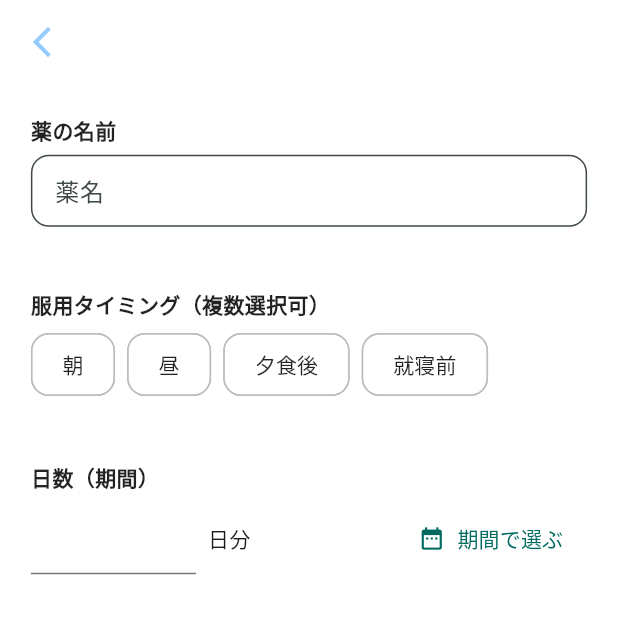
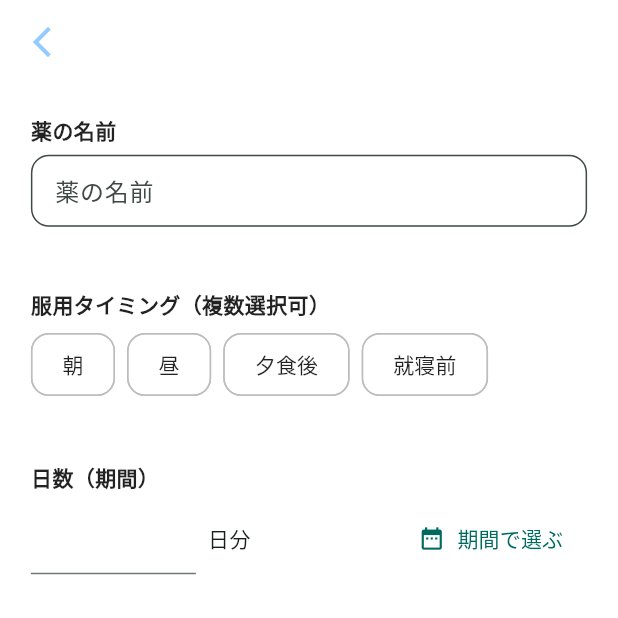
Before and after one commit to oiM-o/medicine_reminder, a Flutter app: the RegisterScreen screen opened directly, after a tap on "登録する", on a phone screen of 412 x 824 dp, the top half of it. Run offline on Flutter 3.47's test engine with Material 3 defaults, Android fonts, the phone set to English and light mode, and no system bars; our stand-ins replace camera, flutter_svg, fluttertoast, sqflite; missing offline and left inert: google_mlkit_text_recognition; accounts and stored records are empty.

Commit message:
不要なコメントアウトの削除

```diff
--- a/lib/ui/screen/register_screen.dart
+++ b/lib/ui/screen/register_screen.dart
@@ -14,19 +14,16 @@ class RegisterScreen extends StatefulWidget {
 class _RegisterScreenState extends State<RegisterScreen> {
   final _formKey = GlobalKey<FormState>();
 
-  // 入力コントローラ
   final _nameController = TextEditingController();
-  final _timesPerDayController = TextEditingController(); // 1日何回
-  final _daysCountController = TextEditingController();   // 何日分（数値）
-  final _pillsPerDoseController = TextEditingController(); // 1回何錠
+  final _timesPerDayController = TextEditingController();
+  final _daysCountController = TextEditingController();
+  final _pillsPerDoseController = TextEditingController();
   final _memoController = TextEditingController();
 
-  // 飲むタイミング（複数選択）
   final List<String> _timingOptions = const ['朝', '昼', '夕食後', '就寝前'];
   final Set<String> _selectedTimings = {};
 
-  // 期間選択（任意）
-  DateTimeRange? _range; // 期間を選ぶとここに入り、_daysCount に反映
+  DateTimeRange? _range;
 
   @override
   void dispose() {
@@ -54,7 +51,6 @@ class _RegisterScreenState extends State<RegisterScreen> {
           ),
       helpText: '服用期間を選択',
       builder: (context, child) {
-        // 丸みなどの見た目を少し整える
         return Theme(
           data: Theme.of(context).copyWith(
             colorScheme: Theme.of(context).colorScheme.copyWith(
@@ -70,7 +66,7 @@ class _RegisterScreenState extends State<RegisterScreen> {
       setState(() {
         _range = picked;
         final days = picked.end.difference(picked.start).inDays + 1;
-        _daysCountController.text = days.toString(); // 数値欄に反映
+        _daysCountController.text = days.toString();
       });
     }
   }
@@ -167,7 +163,6 @@ class _RegisterScreenState extends State<RegisterScreen> {
           key: _formKey,
           child: ListView(
             children: [
-              // 薬名
               Text(
                   '薬の名前',
                   style: Theme.of(context).textTheme.bodyMedium?.copyWith(
@@ -177,13 +172,12 @@ class _RegisterScreenState extends State<RegisterScreen> {
               SizedBox(height: height * 0.008),
               TextFormField(
                 controller: _nameController,
-                decoration: _dec('薬名'),
-                validator: (v) => _validateRequired(v, label: '薬名'),
+                decoration: _dec('薬の名前'),
+                validator: (v) => _validateRequired(v, label: '薬の名前'),
               ),
 
               SizedBox(height: height * 0.05),
 
-              // 飲むタイミング（複数選択の丸み四角ボタン）
               Text(
                   '服用タイミング（複数選択可）',
                   style: Theme.of(context).textTheme.bodyMedium?.copyWith(
@@ -224,7 +218,6 @@ class _RegisterScreenState extends State<RegisterScreen> {
 
               SizedBox(height: height * 0.05),
 
-              // 何日分（数値 or 期間で選ぶ）
               Text(
                   '日数（期間）',
                   style: Theme.of(context).textTheme.bodyMedium?.copyWith(
@@ -266,7 +259,6 @@ class _RegisterScreenState extends State<RegisterScreen> {
 
               SizedBox(height: height * 0.05),
 
-              // 1回あたり何錠（「1回 [ ] 錠」）
               Text(
                   '1回あたりの錠数',
                   style: Theme.of(context).textTheme.bodyMedium?.copyWith(
@@ -314,7 +306,6 @@ class _RegisterScreenState extends State<RegisterScreen> {
 
               SizedBox(height: height * 0.05),
 
-              // 保存ボタン
               SizedBox(
                 height: height * 0.06,
                 child: ElevatedButton(
@@ -322,7 +313,6 @@ class _RegisterScreenState extends State<RegisterScreen> {
                     backgroundColor: blue,
                   ),
                   onPressed: () {
-                    // タイミング未選択時は軽いガード（必須にしたくなければ外してOK）
                     if (_selectedTimings.isEmpty) {
                       Fluttertoast.showToast(
                         msg: '飲むタイミングを1つ以上選択してください',
```
